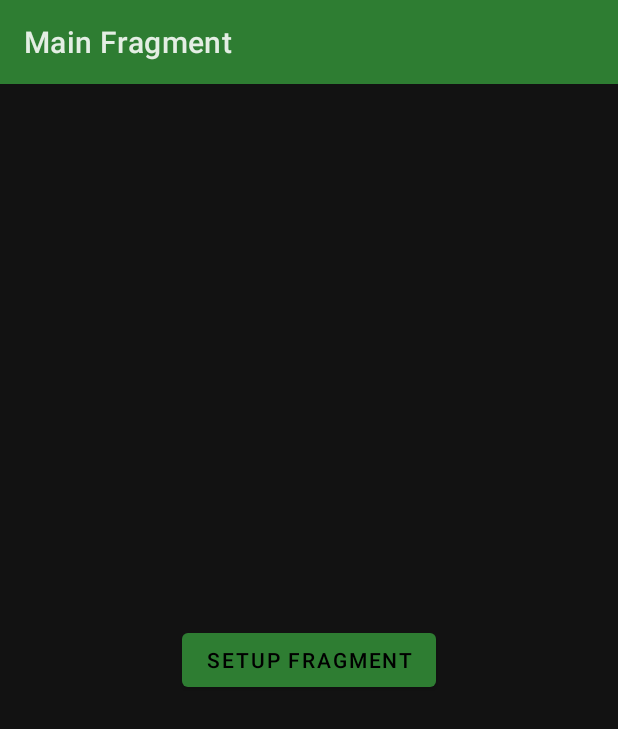
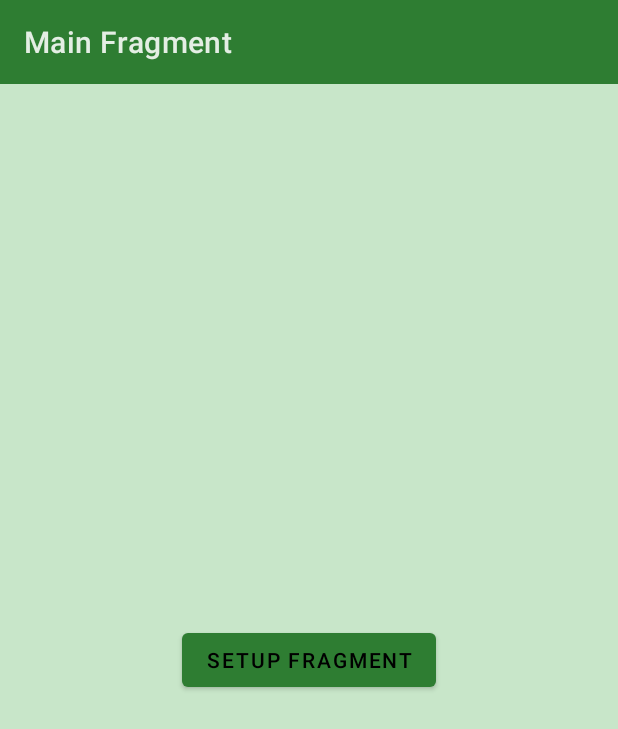
Before and after one commit to mjanki/quick_budget, an Android app: the screen it shows after launch (MainActivity), on a phone screen of 412 x 824 dp. Shown: the top 729 px of the screen. Run offline under Robolectric (Android 15) with nearby library versions, the phone set to English and light mode, and no system bars.

Commit message:
Changed background color

```diff
--- a/ui/src/main/res/layout/activity_main.xml
+++ b/ui/src/main/res/layout/activity_main.xml
@@ -5,7 +5,8 @@
         xmlns:app="http://schemas.android.com/apk/res-auto"
         android:layout_width="match_parent"
         android:layout_height="match_parent"
-        tools:context=".activity.MainActivity">
+        tools:context=".activity.MainActivity"
+        android:background="@color/colorBackground">
 
     <androidx.appcompat.widget.Toolbar
             android:id="@+id/toolbar"
@@ -17,7 +18,7 @@
             app:layout_constraintEnd_toEndOf="parent"
             app:layout_constraintStart_toStartOf="parent"
             app:layout_constraintTop_toTopOf="parent"
-            tools:title="Main Title" />
+            tools:title="Main Title"/>
 
     <fragment
             android:id="@+id/myNavHostFragment"
--- a/ui/src/main/res/values/colors.xml
+++ b/ui/src/main/res/values/colors.xml
@@ -10,4 +10,6 @@
 
     <color name="colorTextOnPrimary">#ffffff</color>
     <color name="colorTextOnSecondary">#ffffff</color>
+
+    <color name="colorBackground">#C8E6C9</color>
 </resources>
```
